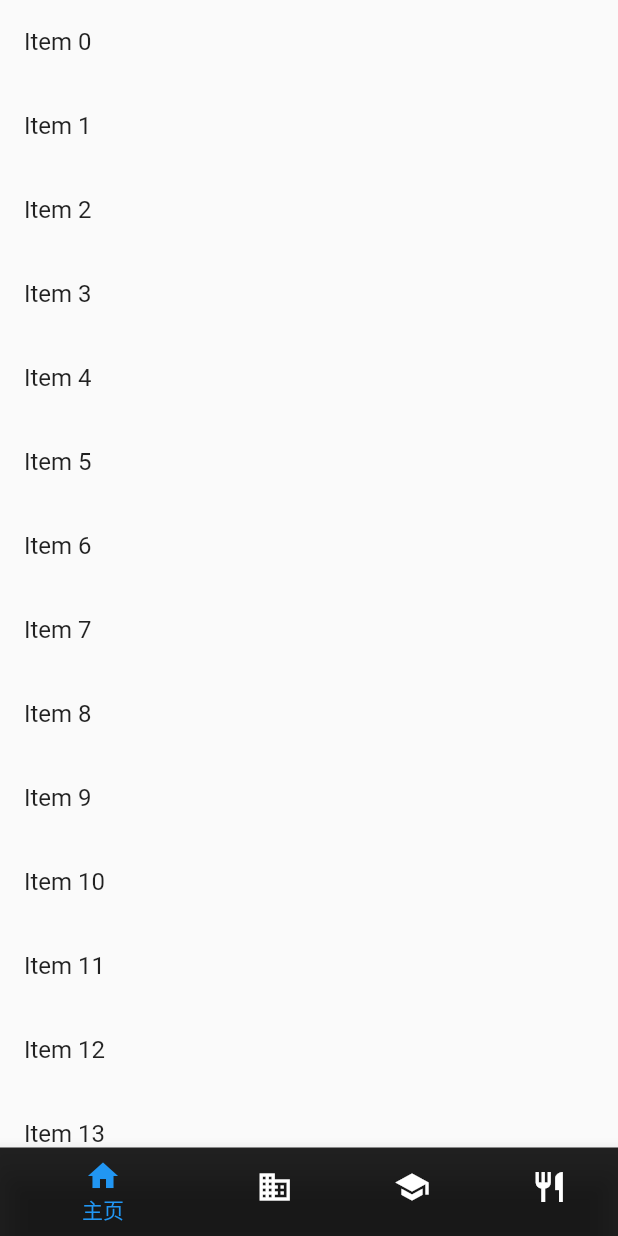
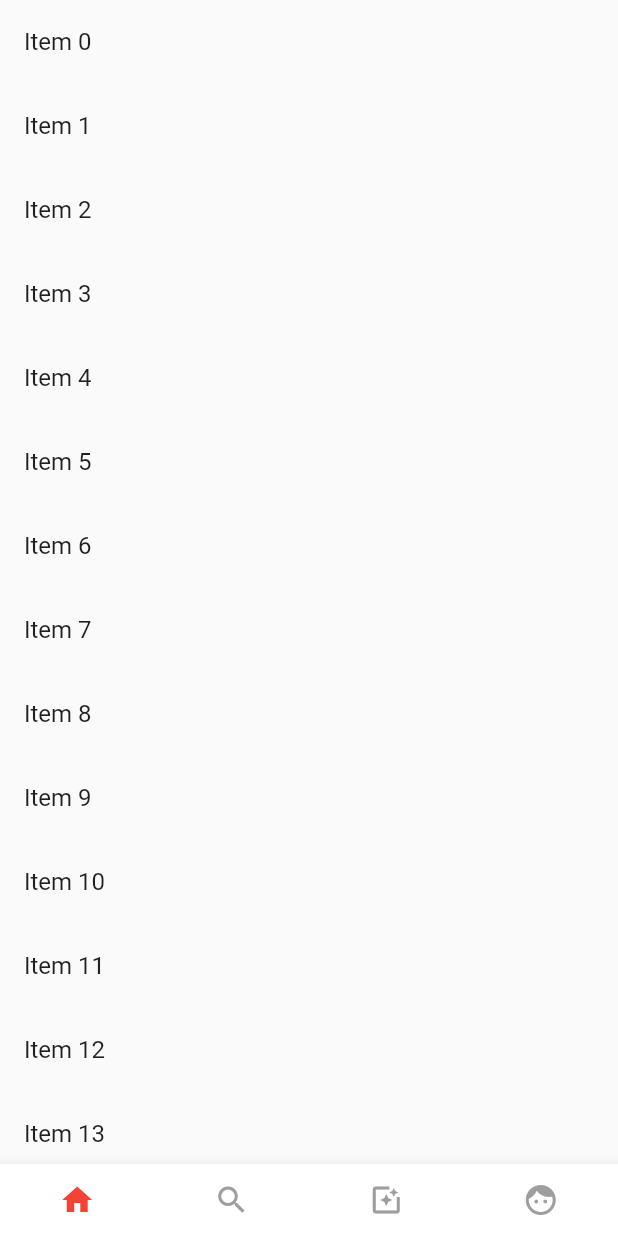
Before and after one commit to itachsheep/BookShelf-Flutter, a Flutter app: the screen it shows after launch, on a phone screen of 412 x 824 dp. Run offline on Flutter 3.47's test engine with Material 2 defaults, Android fonts, the phone set to English and light mode, and no system bars.

```diff
--- a/lib/main.dart
+++ b/lib/main.dart
@@ -8,14 +8,15 @@ import 'package:legado_flutter/utils/logutils.dart';
 import 'package:provider/provider.dart';
 
 void main() {
-  runApp(MultiProvider(
+  /*runApp(MultiProvider(
     providers: [
       Provider<User>(
         create: (context) => User(),
       )
     ],
     child: MyApp(),
-  ));
+  ));*/
+  runApp(new MyApp());
 }
 
 class MyApp extends StatelessWidget {
@@ -43,7 +44,7 @@ class MyHomePage extends StatefulWidget {
 
 class _MyHomePageState extends State<MyHomePage> {
   final TAG = "_MyHomePageState";
-  int currentPosition = 0;
+  int _selectedIndex = 0;
   BottomNavigationBarType animType = BottomNavigationBarType.fixed;
 
   List<Widget> pageData;
@@ -60,37 +61,49 @@ class _MyHomePageState extends State<MyHomePage> {
 
   @override
   Widget build(BuildContext context) {
-    final BottomNavigationBar bottomNavigationBar = BottomNavigationBar(
-      items: <BottomNavigationBarItem>[
-        BottomNavigationBarItem(
-            backgroundColor: Colors.black87,
+    final BottomAppBar bottomNavigationBar = new BottomAppBar(
+      color: Colors.white,
+      shape: CircularNotchedRectangle(),
+      child: Row(
+        mainAxisAlignment: MainAxisAlignment.spaceAround,
+        children: <Widget>[
+          IconButton(
             icon: Icon(Icons.home),
-            title: Text('主页')
-        ),
-        BottomNavigationBarItem(
-            backgroundColor: Colors.black87,
-            icon: Icon(Icons.business),
-            title: Text('搜索')
-        ),
-        BottomNavigationBarItem(
-            backgroundColor: Colors.black87,
-            icon: Icon(Icons.school),
-            title: Text('订阅')
-        ),
-        BottomNavigationBarItem(
-            backgroundColor: Colors.black87,
-            icon: Icon(Icons.restaurant),
-            title: Text('我')
-        ),
-      ],
-      currentIndex: currentPosition,
-      backgroundColor: Colors.black87,
-      fixedColor: Colors.blue,
-      onTap: _onItemTapped,
+            color: _selectedIndex == 0 ? Colors.red : Colors.grey,
+            onPressed: (){
+              _onItemTapped(0);
+            },
+          ),
+          IconButton(
+            icon: Icon(Icons.search),
+            color: _selectedIndex == 1 ? Colors.red : Colors.grey,
+            onPressed: (){
+              _onItemTapped(1);
+            },
+          ),
+
+          //SizedBox(width: 50,),
+
+          IconButton(
+            icon: Icon(Icons.photo_filter),
+            color: _selectedIndex == 2 ? Colors.red : Colors.grey,
+            onPressed: (){
+              _onItemTapped(2);
+            },
+          ),
+          IconButton(
+            icon: Icon(Icons.face),
+            color: _selectedIndex == 3 ? Colors.red : Colors.grey,
+            onPressed: (){
+              _onItemTapped(3);
+            },
+          ),
+        ],
+      ),
     );
 
     return new Scaffold(
-      body: pageData[currentPosition],
+      body: pageData[_selectedIndex],
       bottomNavigationBar: bottomNavigationBar,
     );
   }
@@ -98,7 +111,7 @@ class _MyHomePageState extends State<MyHomePage> {
   void _onItemTapped(index) {
     LogUtils.d(TAG, "_onItemTapped index: " + index.toString());
     setState(() {
-      currentPosition = index;
+      _selectedIndex = index;
     });
   }
 }
```
Also changed, not shown: lib/pages/search_page/Assets.dart (added, +11 -0 lines), lib/pages/search_page/SearchPage.dart (+129 -12 lines), lib/pages/subscribe_page/SubscribePage.dart (+21 -2 lines), 1 other file.
